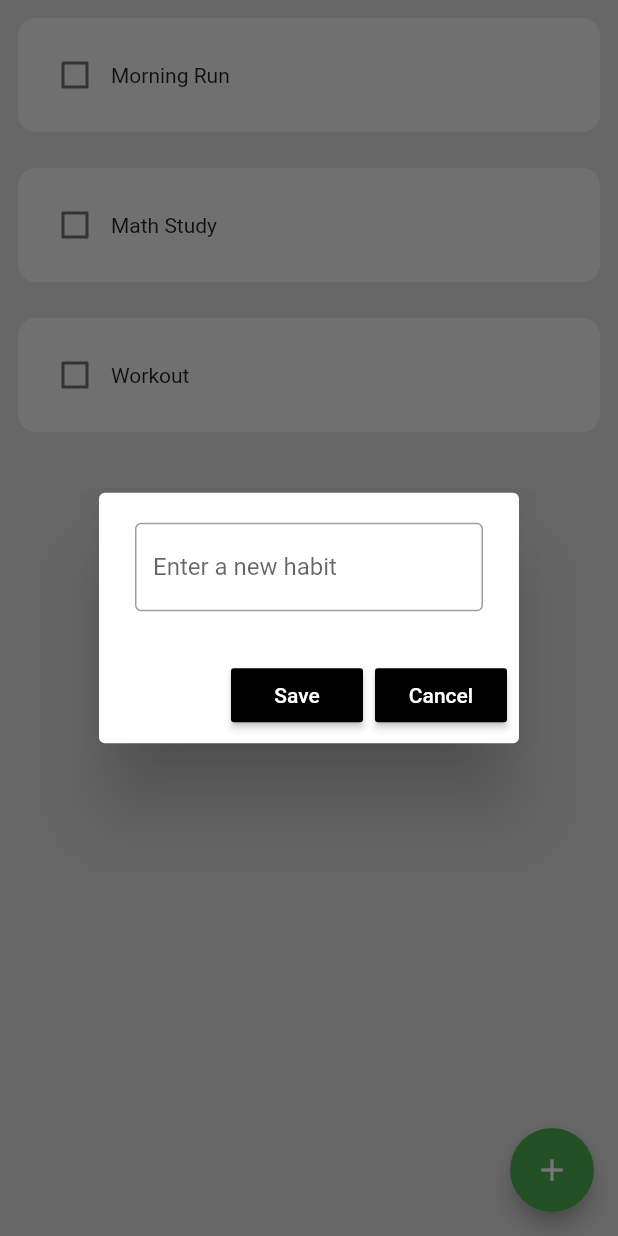
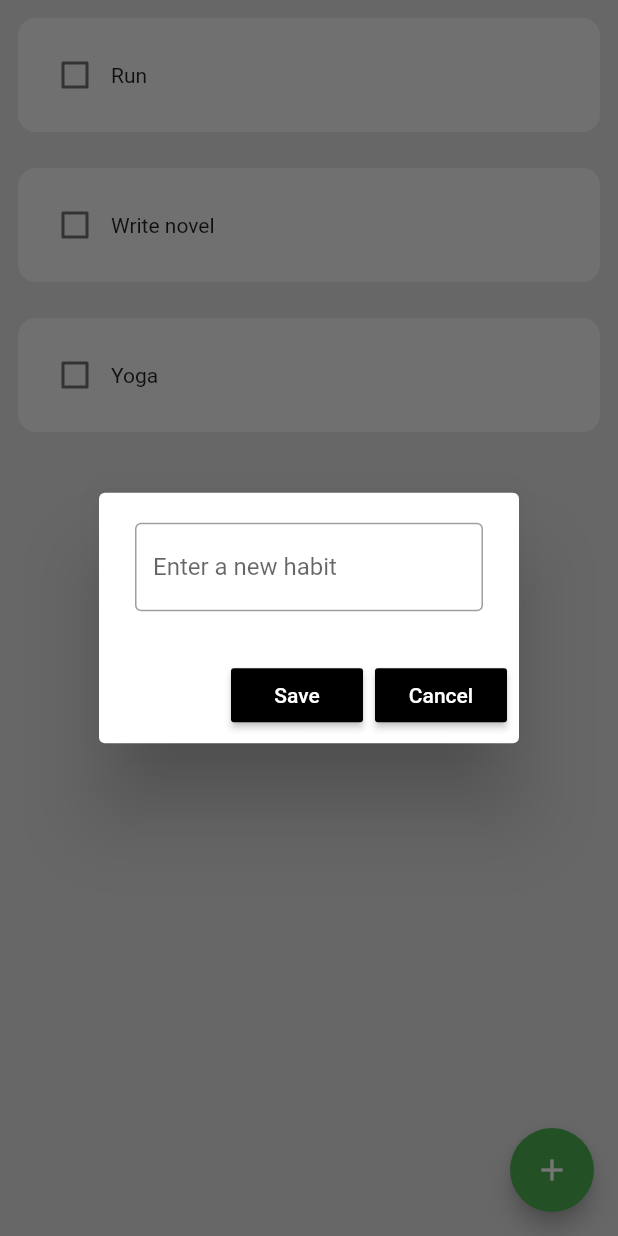
Before and after one commit to soulandbone/habit_tracker_app, a Flutter app: the screen it shows after launch, after a tap on the "add" icon, on a phone screen of 412 x 824 dp. Run offline on Flutter 3.47's test engine with Material 2 defaults, Android fonts, the light colour scheme and no system bars; drawn by our look-alikes of flutter_slidable; our stand-ins replace hive, hive_flutter; accounts and stored records are empty.

Commit message:
Big update, now the creation, editing and deletion of data, persists when the app is closed

```diff
--- /dev/null
+++ b/lib/data/habit_database.dart
@@ -0,0 +1,41 @@
+//reference the box
+
+import 'package:hive_flutter/hive_flutter.dart';
+import 'package:hive/hive.dart';
+import 'package:intl/intl.dart';
+
+const habitsDatabase = "Habits_Database";
+
+class HabitDataBase {
+  String todaysDate = DateFormat('yyyyMMdd').format(DateTime.now());
+  List todaysHabitList = [];
+
+  var myBox = Hive.box("Habits_Database");
+
+  void createDefaultData() {
+    todaysHabitList = [
+      ['Run', false],
+      ['Write novel', false],
+      ['Yoga', false],
+    ];
+    myBox.put('START_DATE', todaysDate);
+  }
+
+  void updateDatabase() {
+    myBox.put(todaysDate, todaysHabitList);
+
+    myBox.put("CURRENT_HABIT_LIST", todaysHabitList);
+  }
+
+  void loadDatabase() {
+    if (myBox.get(todaysDate) == null) {
+      todaysHabitList = myBox.get('CURRENT_HABIT_LIST');
+      for (int i = 0; i < todaysHabitList.length; i++) {
+        todaysHabitList[i][1] = false;
+      }
+    } else {
+      todaysHabitList = myBox.get(
+          todaysDate); //assumes that it takes the list, but if its a new day the list needs to load with all values on false (because the habits have reset)
+    }
+  }
+}
--- /dev/null
+++ b/lib/helpers/boxes.dart
@@ -0,0 +1,5 @@
+import 'package:hive_flutter/hive_flutter.dart';
+
+class Boxes {
+  static Box getHabits() => Hive.box("Habits_Database");
+}
--- a/lib/main.dart
+++ b/lib/main.dart
@@ -1,7 +1,13 @@
 import 'package:flutter/material.dart';
 import 'package:habit_tracker_app/screens/homepage.dart';
+import 'package:hive_flutter/hive_flutter.dart';
 
-void main() {
+const habitsDatabase = "Habits_Database";
+void main() async {
+  await Hive.initFlutter();
+
+  await Hive.openBox(habitsDatabase);
+
   runApp(const MyApp());
 }
 
--- a/lib/screens/homepage.dart
+++ b/lib/screens/homepage.dart
@@ -1,4 +1,6 @@
 import 'package:flutter/material.dart';
+import 'package:habit_tracker_app/data/habit_database.dart';
+import 'package:habit_tracker_app/helpers/boxes.dart';
 import 'package:habit_tracker_app/widgets/my_fab.dart';
 import 'package:habit_tracker_app/widgets/habit_tile.dart';
 
@@ -12,33 +14,48 @@ class HomePage extends StatefulWidget {
 }
 
 class _HomePageState extends State<HomePage> {
-  final List habits = [
-    ['Morning Run', false],
-    ['Math Study', false],
-    ['Workout', false]
-  ];
+  HabitDataBase database = HabitDataBase();
+
+  var box = Boxes.getHabits();
+
+  @override
+  void initState() {
+    if (box.get('CURRENT_HABIT_LIST') == null) {
+      //there is not a new habit list defined.
+      database.createDefaultData();
+      print(
+          'Default data is executed'); //if the list has been updated, this executes
+    } else {
+      database.loadDatabase();
+    }
+
+    super.initState();
+  }
 
   final _habitNameController = TextEditingController();
   void changeStatus(int index, bool value) {
     setState(() {
-      habits[index][1] = value;
+      database.todaysHabitList[index][1] = value;
     });
     //print('value of ${tasks[index][0]}is now ${tasks[index][1]}');
+    database.updateDatabase();
   }
 
   void save() {
     setState(() {
-      habits.add([_habitNameController.text, false]);
+      database.todaysHabitList.add([_habitNameController.text, false]);
     });
     _habitNameController.clear();
+    database.updateDatabase();
     Navigator.of(context).pop();
   }
 
   void edit(index) {
     setState(() {
-      habits[index][0] = _habitNameController.text;
+      database.todaysHabitList[index][0] = _habitNameController.text;
     });
     _habitNameController.clear();
+    database.updateDatabase();
     Navigator.of(context).pop();
   }
 
@@ -56,13 +73,14 @@ class _HomePageState extends State<HomePage> {
               onCancel: cancel,
               onSaved: save,
             ));
+    database.updateDatabase();
   }
 
   void editHabit(int index) {
     showDialog(
         context: context,
         builder: (context) => MyHabitDialog(
-              hintText: habits[index][0],
+              hintText: database.todaysHabitList[index][0],
               controller: _habitNameController,
               onCancel: cancel,
               onSaved: () => edit(index),
@@ -71,20 +89,24 @@ class _HomePageState extends State<HomePage> {
 
   void deleteHabit(int index) {
     setState(() {
-      habits.removeAt(index);
+      database.todaysHabitList.removeAt(index);
     });
+    database.updateDatabase();
   }
 
   @override
   Widget build(BuildContext context) {
+    print(
+      'box keys are ${box.keys} and values are ${box.values}',
+    );
     return Scaffold(
       floatingActionButton: MyFloatingActionButton(onPressed: createNewHabit),
       backgroundColor: Colors.grey[300],
       body: ListView.builder(
-        itemCount: habits.length,
+        itemCount: database.todaysHabitList.length,
         itemBuilder: (context, index) => HabitTile(
-            title: habits[index][0],
-            habitCompleted: habits[index][1],
+            title: database.todaysHabitList[index][0],
+            habitCompleted: database.todaysHabitList[index][1],
             onChanged: (boolValue) => changeStatus(index, boolValue!),
             onEdit: (contextValue) => editHabit(index),
             onDelete: (contextValue) => deleteHabit(index)),
--- a/lib/widgets/new_habit_dialog.dart
+++ b/lib/widgets/new_habit_dialog.dart
@@ -5,6 +5,7 @@ class MyHabitDialog extends StatelessWidget {
   final TextEditingController controller;
   final VoidCallback onSaved;
   final VoidCallback onCancel;
+
   MyHabitDialog(
       {required this.hintText,
       required this.controller,
--- a/pubspec.yaml
+++ b/pubspec.yaml
@@ -36,6 +36,10 @@ dependencies:
   # Use with the CupertinoIcons class for iOS style icons.
   cupertino_icons: ^1.0.2
   flutter_slidable: ^3.0.0
+  hive: ^2.2.3
+  hive_flutter: ^1.1.0
+  intl: ^0.18.1
+
 
 
 dev_dependencies:
@@ -48,6 +52,8 @@ dev_dependencies:
   # package. See that file for information about deactivating specific lint
   # rules and activating additional ones.
   flutter_lints: ^2.0.0
+  hive_generator: ^2.0.0
+  build_runner: ^2.4.5
 
 # For information on the generic Dart part of this file, see the
 # following page: https://dart.dev/tools/pub/pubspec
```
Also changed, not shown: pubspec.lock, 1 other file.
